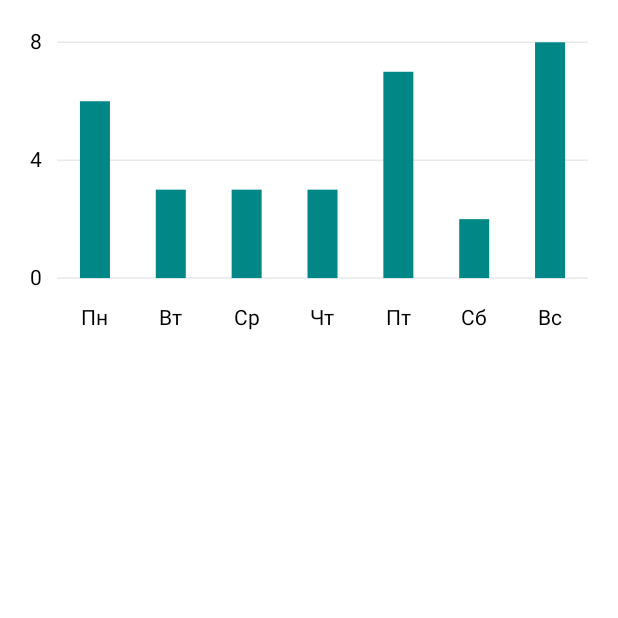
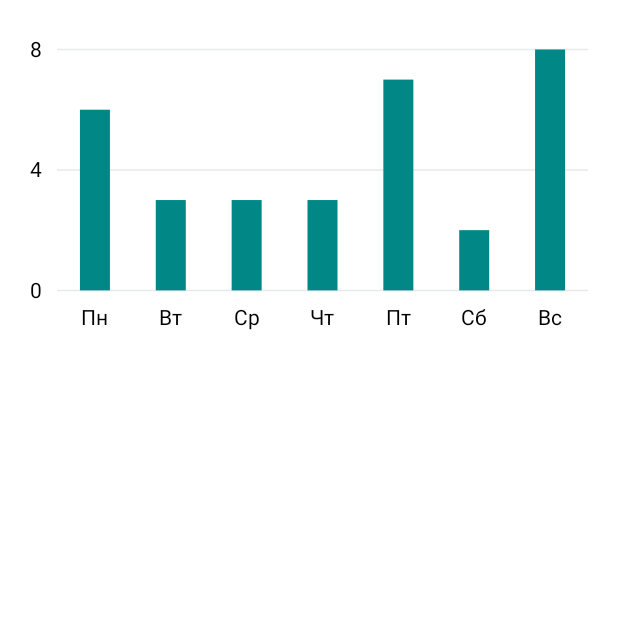
Before and after one commit to kirillNay/columnChart, an Android app: the screen it shows after launch (MainActivity), on a phone screen of 412 x 824 dp, the top half of it. Run offline under Robolectric (Android 15) with nearby library versions, the phone set to English and light mode, and no system bars.

Commit message:
Fix values

```diff
--- a/app/src/main/java/nay/kirill/columnchart/ColumnChartView.kt
+++ b/app/src/main/java/nay/kirill/columnchart/ColumnChartView.kt
@@ -78,8 +78,8 @@ class ColumnChartView @JvmOverloads constructor(
     override fun onSizeChanged(w: Int, h: Int, oldw: Int, oldh: Int) {
         super.onSizeChanged(w, h, oldw, oldh)
 
-        minLevelY = height - textPaint.fontSize() - dateTopPadding - textPaint.medium()
-        maxLevelY = textPaint.medium()
+        minLevelY = height - dayOfWeekPaint.fontSize() - dateTopPadding
+        maxLevelY = -textPaint.ascent()
 
         chartItemWidth = (width - levelStartPadding) / items.size.toFloat()
     }
```
